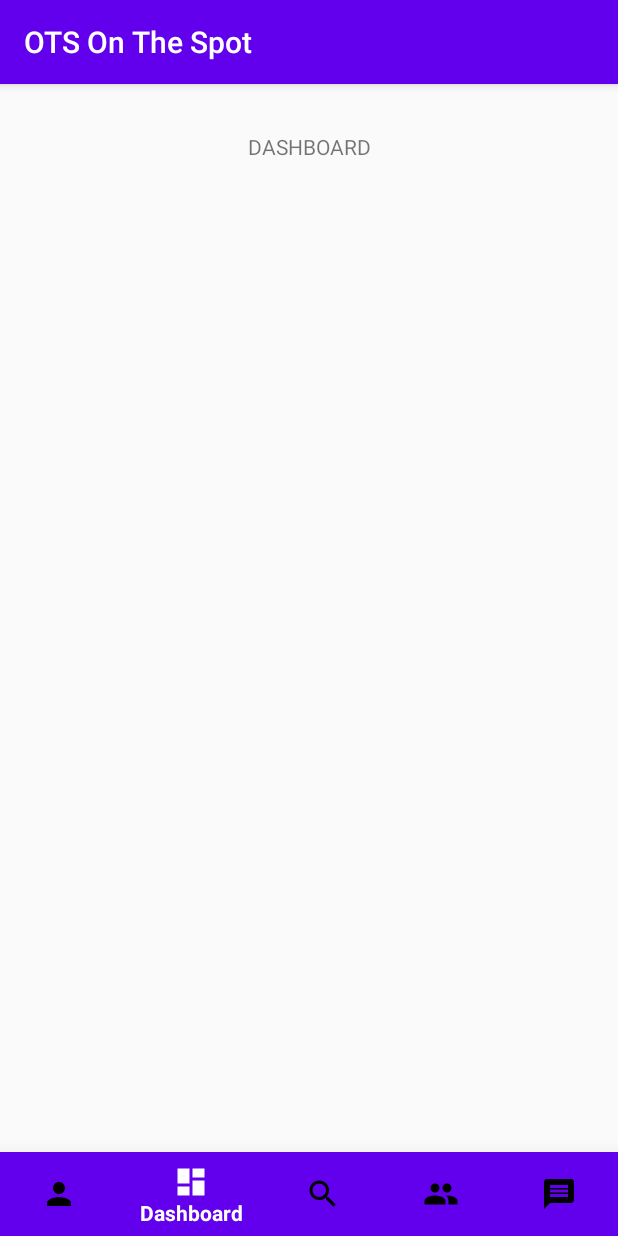
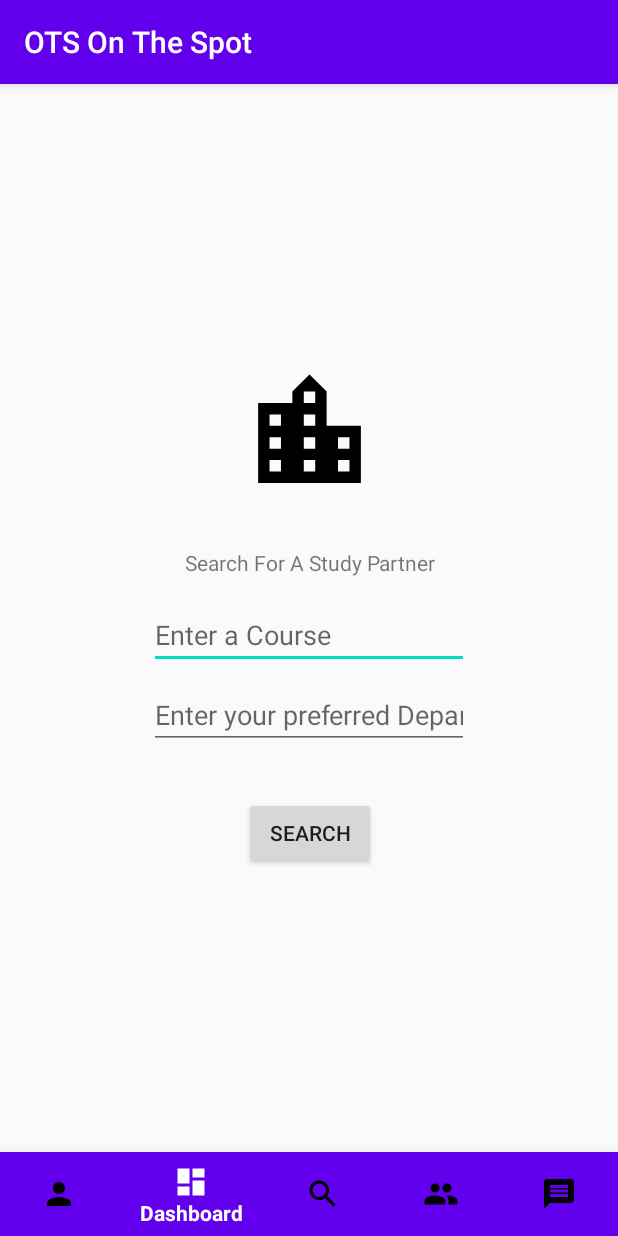
Before and after one commit to frazbakht5/On-The-Spot-OTS, an Android app: the BottomTabTestActivity screen opened directly, with no data from a screen before it, item 2 of the bottom bar chosen, on a phone screen of 412 x 824 dp. Run offline under Robolectric (Android 15) with nearby library versions, the phone set to English and light mode, and no system bars; 1 statement that could not run was skipped.

Commit message:
Bottom Navigation has been added.

```diff
--- a/app/build.gradle
+++ b/app/build.gradle
@@ -34,6 +34,7 @@ dependencies {
     implementation 'androidx.navigation:navigation-fragment:2.0.0'
     implementation 'androidx.navigation:navigation-ui:2.0.0'
     implementation 'androidx.lifecycle:lifecycle-extensions:2.0.0'
+    implementation 'androidx.legacy:legacy-support-v4:1.0.0'
     testImplementation 'junit:junit:4.12'
     androidTestImplementation 'androidx.test.ext:junit:1.1.1'
     androidTestImplementation 'androidx.test.espresso:espresso-core:3.2.0'
--- a/app/src/main/java/com/codefather/otsonthespot/BottomTabTestActivity.java
+++ b/app/src/main/java/com/codefather/otsonthespot/BottomTabTestActivity.java
@@ -2,10 +2,13 @@ package com.codefather.otsonthespot;
 
 import androidx.annotation.NonNull;
 import androidx.appcompat.app.AppCompatActivity;
+import androidx.fragment.app.Fragment;
+import androidx.viewpager.widget.ViewPager;
 
 import android.content.Intent;
 import android.os.Bundle;
 import android.view.MenuItem;
+import android.widget.FrameLayout;
 import android.widget.TextView;
 
 import com.google.android.material.bottomnavigation.BottomNavigationView;
@@ -15,6 +18,8 @@ public class BottomTabTestActivity extends AppCompatActivity
 {
     private BottomNavigationView bottomNavigation;
     private TextView testTextView;
+    private FrameLayout frameLayout;
+
 
     @Override
     protected void onCreate(Bundle savedInstanceState)
@@ -24,40 +29,9 @@ public class BottomTabTestActivity extends AppCompatActivity
 
         initialize();
 
-        bottomNavigation.setOnNavigationItemSelectedListener(new BottomNavigationView.OnNavigationItemSelectedListener()
-        {
-            @Override
-            public boolean onNavigationItemSelected(@NonNull MenuItem menuItem)
-            {
-                switch (menuItem.getItemId())
-                {
-                    case R.id.profile:
-                        testTextView.setText("PROFILE");
-                        return true;
+        bottomNavigation.setOnNavigationItemSelectedListener(bnv);
 
-                    case R.id.dashboard:
-                        testTextView.setText("DASHBOARD");
-                        return true;
-
-                    case R.id.search:
-                        testTextView.setText("SEARCH");
-                        return true;
-
-                    case R.id.group:
-                        testTextView.setText("GROUP");
-                        return true;
-
-                    case R.id.inbox:
-                        testTextView.setText("INBOX");
-                        return true;
-
-                    default:
-                        return false;
-
-
-                }
-            }
-        });
+        getSupportFragmentManager().beginTransaction().replace(R.id.frameLayout, new SearchFragment()).commit();
 
 
     }
@@ -66,7 +40,7 @@ public class BottomTabTestActivity extends AppCompatActivity
     {
         bottomNavigation = findViewById(R.id.bottomNavigation);
         bottomNavigation.setSelectedItemId(R.id.search);
-
+        frameLayout = findViewById(R.id.frameLayout);
         testTextView = findViewById(R.id.testTextView);
     }
 
@@ -78,4 +52,43 @@ public class BottomTabTestActivity extends AppCompatActivity
         startActivity(i);
         finish();
     }
+
+    BottomNavigationView.OnNavigationItemSelectedListener bnv = new BottomNavigationView.OnNavigationItemSelectedListener()
+    {
+        @Override
+        public boolean onNavigationItemSelected(@NonNull MenuItem menuItem)
+        {
+
+            Fragment selectedFragment = null;
+            switch (menuItem.getItemId())
+            {
+                case R.id.profile:
+
+                    break;
+
+                case R.id.dashboard:
+
+                    break;
+
+                case R.id.search:
+                    selectedFragment = new SearchFragment();
+                    break;
+
+                case R.id.group:
+
+                    break;
+
+                case R.id.inbox:
+                    selectedFragment = new ChatHomeActivity();
+                    break;
+
+                default:
+                    return false;
+            }
+
+            getSupportFragmentManager().beginTransaction().replace(R.id.frameLayout, selectedFragment).commit();
+
+            return true;
+        }
+    };
 }
--- /dev/null
+++ b/app/src/main/java/com/codefather/otsonthespot/SearchFragment.java
@@ -0,0 +1,35 @@
+package com.codefather.otsonthespot;
+
+import android.os.Bundle;
+
+import androidx.fragment.app.Fragment;
+
+import android.view.LayoutInflater;
+import android.view.View;
+import android.view.ViewGroup;
+
+
+public class SearchFragment extends Fragment
+{
+
+
+
+    @Override
+    public void onCreate(Bundle savedInstanceState)
+    {
+        super.onCreate(savedInstanceState);
+
+    }
+
+    @Override
+    public View onCreateView(LayoutInflater inflater, ViewGroup container,
+                             Bundle savedInstanceState)
+    {
+        // Inflate the layout for this fragment
+        View view = inflater.inflate(R.layout.fragment_search, container, false);
+
+
+
+        return view;
+    }
+}
--- /dev/null
+++ b/app/src/main/res/drawable/ic_location_city_black_24dp.xml
@@ -0,0 +1,9 @@
+<vector xmlns:android="http://schemas.android.com/apk/res/android"
+        android:width="24dp"
+        android:height="24dp"
+        android:viewportWidth="24.0"
+        android:viewportHeight="24.0">
+    <path
+        android:fillColor="#FF000000"
+        android:pathData="M15,11L15,5l-3,-3 -3,3v2L3,7v14h18L21,11h-6zM7,19L5,19v-2h2v2zM7,15L5,15v-2h2v2zM7,11L5,11L5,9h2v2zM13,19h-2v-2h2v2zM13,15h-2v-2h2v2zM13,11h-2L11,9h2v2zM13,7h-2L11,5h2v2zM19,19h-2v-2h2v2zM19,15h-2v-2h2v2z"/>
+</vector>
--- a/app/src/main/res/layout/activity_bottom_tab_test.xml
+++ b/app/src/main/res/layout/activity_bottom_tab_test.xml
@@ -24,10 +24,23 @@
         android:layout_width="wrap_content"
         android:layout_height="wrap_content"
         android:layout_marginTop="32dp"
+        android:alpha="0"
         android:text="TextView"
         app:layout_constraintEnd_toEndOf="parent"
         app:layout_constraintStart_toStartOf="parent"
         app:layout_constraintTop_toTopOf="parent" />
 
+    <FrameLayout
+        android:id="@+id/frameLayout"
+        android:layout_width="0dp"
+        android:layout_height="0dp"
+        app:layout_constraintBottom_toTopOf="@+id/bottomNavigation"
+        app:layout_constraintEnd_toEndOf="parent"
+        app:layout_constraintStart_toStartOf="parent"
+        app:layout_constraintTop_toTopOf="parent"
+        app:layout_constraintVertical_bias="0.513">
+
+    </FrameLayout>
+
 
 </androidx.constraintlayout.widget.ConstraintLayout>
--- /dev/null
+++ b/app/src/main/res/layout/fragment_search.xml
@@ -0,0 +1,64 @@
+<?xml version="1.0" encoding="utf-8"?>
+<androidx.constraintlayout.widget.ConstraintLayout xmlns:android="http://schemas.android.com/apk/res/android"
+    xmlns:app="http://schemas.android.com/apk/res-auto"
+    xmlns:tools="http://schemas.android.com/tools"
+    android:layout_width="match_parent"
+    android:layout_height="match_parent"
+    tools:context=".ui.home.HomeFragment">
+
+    <ImageView
+        android:id="@+id/imageView"
+        android:layout_width="102dp"
+        android:layout_height="91dp"
+        android:src="@drawable/ic_location_city_black_24dp"
+        app:layout_constraintBottom_toBottomOf="parent"
+        app:layout_constraintEnd_toEndOf="parent"
+        app:layout_constraintStart_toStartOf="parent"
+        app:layout_constraintTop_toTopOf="parent"
+        app:layout_constraintVertical_bias="0.3" />
+
+    <TextView
+        android:id="@+id/textView3"
+        android:layout_width="wrap_content"
+        android:layout_height="wrap_content"
+        android:layout_marginTop="32dp"
+        android:text="Search For A Study Partner"
+        app:layout_constraintEnd_toEndOf="@+id/imageView"
+        app:layout_constraintStart_toStartOf="@+id/imageView"
+        app:layout_constraintTop_toBottomOf="@+id/imageView" />
+
+    <EditText
+        android:id="@+id/editText"
+        android:layout_width="wrap_content"
+        android:layout_height="wrap_content"
+        android:layout_marginTop="16dp"
+        android:ems="10"
+        android:hint="Enter a Course"
+        android:inputType="textPersonName"
+        app:layout_constraintEnd_toEndOf="parent"
+        app:layout_constraintStart_toStartOf="parent"
+        app:layout_constraintTop_toBottomOf="@+id/textView3" />
+
+    <EditText
+        android:id="@+id/editText2"
+        android:layout_width="wrap_content"
+        android:layout_height="wrap_content"
+        android:layout_marginTop="8dp"
+        android:ems="10"
+        android:hint="Enter your preferred Department"
+        android:inputType="textPersonName"
+        app:layout_constraintEnd_toEndOf="parent"
+        app:layout_constraintStart_toStartOf="parent"
+        app:layout_constraintTop_toBottomOf="@+id/editText" />
+
+    <Button
+        android:id="@+id/button"
+        android:layout_width="wrap_content"
+        android:layout_height="wrap_content"
+        android:layout_marginTop="32dp"
+        android:text="@android:string/search_go"
+        app:layout_constraintEnd_toEndOf="@+id/imageView"
+        app:layout_constraintStart_toStartOf="@+id/imageView"
+        app:layout_constraintTop_toBottomOf="@+id/editText2" />
+
+</androidx.constraintlayout.widget.ConstraintLayout>
--- a/app/src/main/res/navigation/mobile_navigation.xml
+++ b/app/src/main/res/navigation/mobile_navigation.xml
@@ -9,7 +9,7 @@
         android:id="@+id/navigation_home"
         android:name="com.codefather.otsonthespot.ui.home.HomeFragment"
         android:label="@string/title_home"
-        tools:layout="@layout/fragment_home" />
+        tools:layout="@layout/fragment_search" />
 
     <fragment
         android:id="@+id/navigation_dashboard"
--- a/app/src/main/res/values/strings.xml
+++ b/app/src/main/res/values/strings.xml
@@ -4,4 +4,7 @@
     <string name="title_home">Home</string>
     <string name="title_dashboard">Dashboard</string>
     <string name="title_notifications">Notifications</string>
+
+    <!-- TODO: Remove or change this placeholder text -->
+    <string name="hello_blank_fragment">Hello blank fragment</string>
 </resources>
```
Also changed, not shown: app/src/main/java/com/codefather/otsonthespot/ChatHomeActivity.java (+41 -17 lines), app/src/main/java/com/codefather/otsonthespot/ViewPagerAdapter.java (added, +38 -0 lines), app/src/main/java/com/codefather/otsonthespot/ui/dashboard/DashboardFragment.java (deleted, +0 -40 lines), app/src/main/java/com/codefather/otsonthespot/ui/dashboard/DashboardViewModel.java (deleted, +0 -23 lines), app/src/main/java/com/codefather/otsonthespot/ui/home/HomeFragment.java (deleted, +0 -40 lines), app/src/main/java/com/codefather/otsonthespot/ui/home/HomeViewModel.java (deleted, +0 -23 lines), app/src/main/java/com/codefather/otsonthespot/ui/notifications/NotificationsFragment.java (deleted, +0 -40 lines), app/src/main/java/com/codefather/otsonthespot/ui/notifications/NotificationsViewModel.java (deleted, +0 -23 lines), app/src/main/res/layout/fragment_home.xml (deleted, +0 -22 lines).
